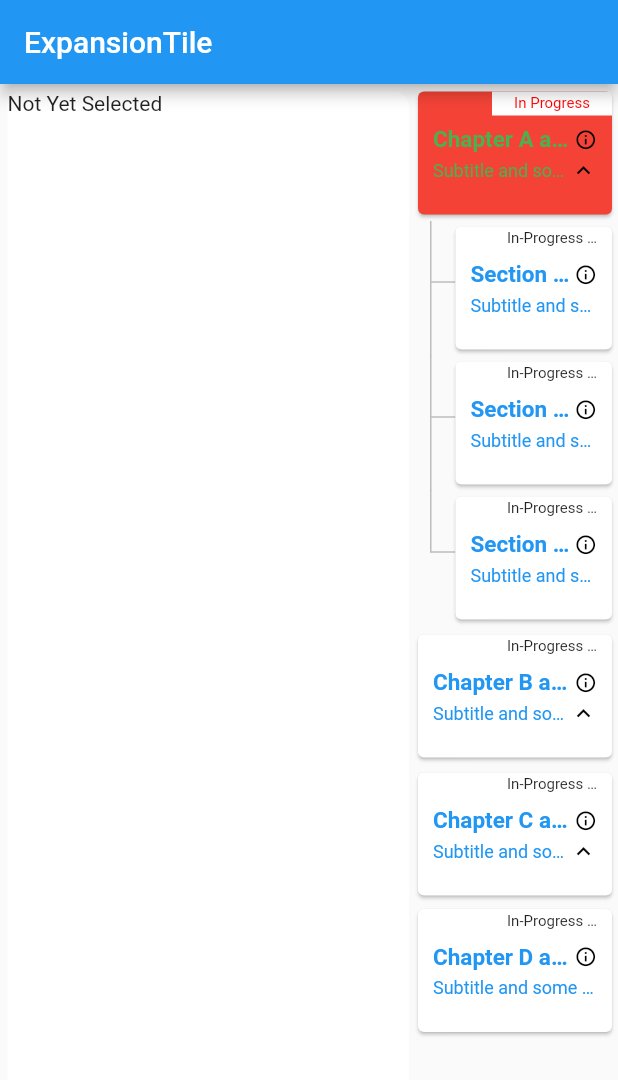
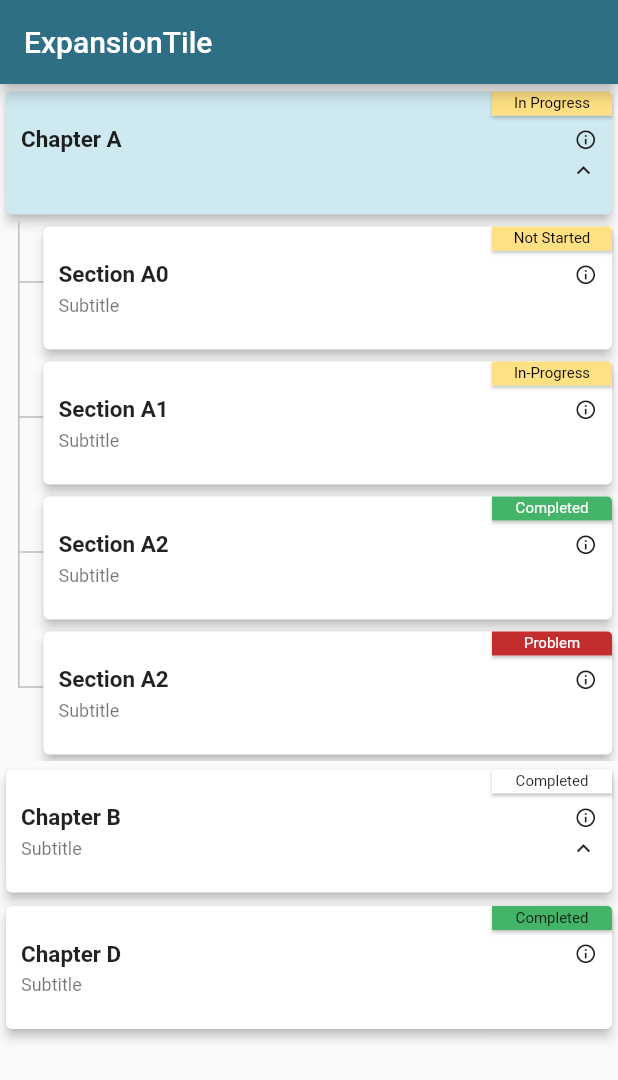
Before and after one commit to zubairehman/DismissibleExpandedList, a Flutter app: the screen it shows after launch, on a phone screen of 412 x 824 dp. Shown: the top 1080 px of the screen. Run offline on Flutter 3.47's test engine with Material 2 defaults, Android fonts, the phone set to English and light mode, and no system bars.

Commit message:
- refactored main.dart

```diff
--- a/example/lib/main.dart
+++ b/example/lib/main.dart
@@ -4,7 +4,16 @@ import 'package:example/mock.dart';
 import 'package:flutter/material.dart';
 
 void main() {
-  runApp(ExpansionTileSample());
+  runApp(MyApp());
+}
+
+class MyApp extends StatelessWidget {
+  @override
+  Widget build(BuildContext context) {
+    return new MaterialApp(
+      home: ExpansionTileSample(),
+    );
+  }
 }
 
 class ExpansionTileSample extends StatefulWidget {
@@ -23,45 +32,47 @@ class _ExpansionTileSampleState extends State<ExpansionTileSample> {
     return MaterialApp(
       home: Scaffold(
         appBar: AppBar(
+          backgroundColor: Color(0xFF2e6f85),
           title: const Text('ExpansionTile'),
         ),
-        body: Row(
-          children: <Widget>[
-            Expanded(
-              flex: 2,
-              child: Container(
-                margin: EdgeInsets.only(
-                    left: 5.0, top: 5.0, bottom: 5.0, right: 2.0),
-                height: double.infinity,
-                decoration: BoxDecoration(
-                    color: Colors.white,
-                    borderRadius: BorderRadius.circular(10.0)),
-                child: Text(title),
+        body: Material(
+          child: MediaQuery.of(context).orientation == Orientation.landscape
+              ? Row(
+                  children: <Widget>[_buildLeftSide(), _buildRightSide()],
+                )
+              : Row(
+                  children: <Widget>[_buildRightSide()],
                 ),
         ),
-            Expanded(
+      ),
+    );
+  }
+
+  Widget _buildRightSide() {
+    return Expanded(
       flex: 1,
       child: ListView.builder(
         itemBuilder: (BuildContext context, int index) =>
             DismissibleExpandableList(
           parentIndex: index,
           entry: list[index],
+          elevation: 3.0,
           titleStyle: TextStyle(
             fontSize: 15.0,
             fontWeight: FontWeight.bold,
-                    color: Colors.blue,
+            color: Colors.black87,
           ),
           titleSelectedStyle: TextStyle(
             fontSize: 15.0,
             fontWeight: FontWeight.bold,
-                    color: Colors.green,
+            color: Colors.black87,
           ),
           subTitleStyle: TextStyle(
-                    color: Colors.blue,
+            color: Colors.black54,
             fontSize: 12.0,
           ),
           subTitleSelectedStyle: TextStyle(
-                    color: Colors.green,
+            color: Colors.black54,
             fontSize: 12.0,
           ),
           removeTileOnDismiss: false,
@@ -75,28 +86,39 @@ class _ExpansionTileSampleState extends State<ExpansionTileSample> {
           leftSwipeColor: Colors.red,
           lineColor: Colors.grey[400],
           badgeWidth: 80.0,
-                  selectionColor: Colors.red,
+          iconColor: Colors.black87,
+          iconSelectedColor: Colors.black87,
+          selectionColor: Color(0xFFcee9f0),
           trailingIcon: Icons.info_outline,
-                  onItemClick: (parentIndex, childIndex) {
+          onItemClick: (parentIndex, childIndex, ExpandableListItem item) {
+            print('onItemClick called');
+
             setState(() {
               if (childIndex == -1) {
                 title = mockData[parentIndex].title;
                 selectedId = mockData[parentIndex].id;
               } else {
-                        selectedId =
-                            mockData[parentIndex].children[childIndex].id;
+                selectedId = mockData[parentIndex].children[childIndex].id;
 
-                        title =
-                            mockData[parentIndex].children[childIndex].title;
+                title = mockData[parentIndex].children[childIndex].title;
               }
             });
           },
         ),
         itemCount: mockData.length,
       ),
-            )
-          ],
-        ),
+    );
+  }
+
+  Widget _buildLeftSide() {
+    return Expanded(
+      flex: 2,
+      child: Container(
+        margin: EdgeInsets.only(left: 5.0, top: 5.0, bottom: 5.0, right: 2.0),
+        height: double.infinity,
+        decoration: BoxDecoration(
+            color: Colors.white, borderRadius: BorderRadius.circular(10.0)),
+        child: Text(title),
       ),
     );
   }
--- a/example/lib/mock.dart
+++ b/example/lib/mock.dart
@@ -7,32 +7,47 @@ final List<ExpandableListItem> mockData = <ExpandableListItem>[
   ExpandableListItem(
     id: '1',
     title: getTextWidget('Chapter A'),
-    subTitle: getTextWidget('Subtitle'),
+    subTitle: getTextWidget(''),
     selected: false,
     badgeText: 'In Progress',
-    badgeColor: Color(0xFFFFFFFF),
-    badgeTextColor: Color(0xFFFF0000),
+    badgeColor: Color(0xFFFFE082),
+    badgeTextColor: Color(0xFF000000),
     children: <ExpandableListItem>[
       ExpandableListItem(
         id: '1.1',
         title: getTextWidget('Section A0'),
         subTitle: getTextWidget('Subtitle'),
         selected: false,
-        badgeText: 'In-Progress Not Started',
+        badgeText: 'Not Started',
+        badgeColor: Color(0xFFFFE082),
+        badgeTextColor: Color(0xFF000000),
       ),
       ExpandableListItem(
         id: '1.2',
         title: getTextWidget('Section A1'),
         subTitle: getTextWidget('Subtitle'),
         selected: false,
-        badgeText: 'In-Progress Not Started',
+        badgeText: 'In-Progress',
+        badgeColor: Color(0xFFFFE082),
+        badgeTextColor: Color(0xFF000000),
       ),
       ExpandableListItem(
         id: '1.3',
         title: getTextWidget('Section A2'),
         subTitle: getTextWidget('Subtitle'),
         selected: false,
-        badgeText: 'In-Progress Not Started',
+        badgeText: 'Completed',
+        badgeColor: Color(0xFF44b468),
+        badgeTextColor: Color(0xFFFFFFFF),
+      ),
+      ExpandableListItem(
+        id: '1.3',
+        title: getTextWidget('Section A2'),
+        subTitle: getTextWidget('Subtitle'),
+        selected: false,
+        badgeText: 'Problem',
+        badgeColor: Color(0xFFc32d2e),
+        badgeTextColor: Color(0xFFFFFFFF),
       ),
     ],
   ),
@@ -41,53 +56,19 @@ final List<ExpandableListItem> mockData = <ExpandableListItem>[
     title: getTextWidget('Chapter B'),
     subTitle: getTextWidget('Subtitle'),
     selected: false,
-    badgeText: 'In-Progress Not Started',
-
+    badgeText: 'Completed',
     children: <ExpandableListItem>[
       ExpandableListItem(
         id: '2.1',
         title: getTextWidget('Section B0'),
         subTitle: getTextWidget('Subtitle'),
-        badgeText: 'In-Progress Not Started',
-
+        badgeText: 'In-Progress',
       ),
       ExpandableListItem(
         id: '2.2',
         title: getTextWidget('Section B1'),
         subTitle: getTextWidget('Subtitle'),
-        badgeText: 'In-Progress Not Started',
-
-      ),
-    ],
-  ),
-  ExpandableListItem(
-    id: '3',
-    title: getTextWidget('Chapter C'),
-    subTitle: getTextWidget('Subtitle'),
-    selected: false,
-    badgeText: 'In-Progress Not Started',
-
-    children: <ExpandableListItem>[
-      ExpandableListItem(
-        id: '3.1',
-        title: getTextWidget('Section C0'),
-        subTitle: getTextWidget('Subtitle'),
-        badgeText: 'In-Progress Not Started',
-
-      ),
-      ExpandableListItem(
-        id: '3.2',
-        title: getTextWidget('Section C1'),
-        subTitle: getTextWidget('Subtitle'),
-        badgeText: 'In-Progress Not Started',
-
-      ),
-      ExpandableListItem(
-        id: '3.3',
-        title: getTextWidget('Section C2'),
-        subTitle: getTextWidget('Subtitle'),
-        badgeText: 'In-Progress Not Started',
-
+        badgeText: 'Problem',
       ),
     ],
   ),
@@ -95,11 +76,12 @@ final List<ExpandableListItem> mockData = <ExpandableListItem>[
     id: '4',
     title: getTextWidget('Chapter D'),
     subTitle: getTextWidget('Subtitle'),
-    badgeText: 'In-Progress Not Started',
+    badgeText: 'Completed',
+    badgeColor: Color(0xFF44b468),
     children: <ExpandableListItem>[],
   ),
 ];
 
 String getTextWidget(String text) {
-  return text + ' and some more text';
+  return text;
 }
--- a/lib/dismissible_expanded_list.dart
+++ b/lib/dismissible_expanded_list.dart
@@ -9,9 +9,14 @@ import 'package:dismissible_expanded_list/utils/timeline/timeline_painter.dart';
 import 'package:dismissible_expanded_list/widgets/custom_expansion_tile.dart';
 
 // type defs:-------------------------------------------------------------------
-typedef void OnItemDismissed(int parentIndex, int childIndex,
-    DismissDirection onDismissed, bool removeTileOnDismiss);
-typedef void OnItemClick(int parentIndex, int childIndex);
+typedef void OnItemDismissed(
+    int parentIndex,
+    int childIndex,
+    DismissDirection onDismissed,
+    bool removeTileOnDismiss,
+    ExpandableListItem item);
+typedef void OnItemClick(
+    int parentIndex, int childIndex, ExpandableListItem item);
 
 // constants:-------------------------------------------------------------------
 const Duration _kExpand = Duration(milliseconds: 200);
@@ -20,6 +25,7 @@ class DismissibleExpandableList extends StatefulWidget {
   final int parentIndex;
   final double badgeWidth;
   final double infoIconSize;
+  final double elevation;
   final String selectedId;
   final bool removeTileOnDismiss;
   final bool allowBatchSwipe;
@@ -69,6 +75,7 @@ class DismissibleExpandableList extends StatefulWidget {
     this.badgeWidth = 60.0,
     this.backgroundColor = Colors.white,
     this.infoIconSize = 15.0,
+    this.elevation,
   }) {
     if (showInfoBadge) {
       assert(entry.badgeText != null);
@@ -188,14 +195,15 @@ class _DismissibleExpandableListState extends State<DismissibleExpandableList>
       // Provide a function that tells the app
       // what to do after an item has been swiped away.
       confirmDismiss: (direction) async {
-        widget.onItemDismissed(
-            parentIndex, childIndex, direction, widget.removeTileOnDismiss);
+        widget.onItemDismissed(parentIndex, childIndex, direction,
+            widget.removeTileOnDismiss, root);
         return widget.removeTileOnDismiss;
       },
       // Show a red background as the item is swiped away.
       background: Container(color: widget.rightSwipeColor),
       secondaryBackground: Container(color: widget.leftSwipeColor),
       child: Card(
+        elevation: widget.elevation,
         color: !widget.allowParentSelection && root.children.isNotEmpty
             ? widget.backgroundColor
             : root.id != null && root.id == widget.selectedId
@@ -217,7 +225,7 @@ class _DismissibleExpandableListState extends State<DismissibleExpandableList>
           title: _buildTitle(root),
           subtitle: _buildSubTitle(root),
           onTap: () {
-            widget.onItemClick(parentIndex, childIndex);
+            widget.onItemClick(parentIndex, childIndex, root);
 
             //only collapse if its a parent
             if (!root.id.contains('.') && root.children.isNotEmpty) {
@@ -233,6 +241,7 @@ class _DismissibleExpandableListState extends State<DismissibleExpandableList>
   Widget _buildListTileCard(
       ExpandableListItem root, int parentIndex, int childIndex) {
     return Card(
+      elevation: widget.elevation,
       color: !widget.allowParentSelection && root.children.isNotEmpty
           ? widget.backgroundColor
           : root.id != null && root.id == widget.selectedId
@@ -247,7 +256,7 @@ class _DismissibleExpandableListState extends State<DismissibleExpandableList>
             title: _buildTitle(root),
             subtitle: _buildSubTitle(root),
             onTap: () {
-              widget.onItemClick(parentIndex, childIndex);
+              widget.onItemClick(parentIndex, childIndex, root);
 
               //only collapse if its a parent
               if (!root.id.contains('.') && root.children.isNotEmpty) {
@@ -325,10 +334,14 @@ class _DismissibleExpandableListState extends State<DismissibleExpandableList>
   Widget _buildBadge(ExpandableListItem root) {
     return Align(
       alignment: Alignment.topRight,
+      child: Card(
+        margin: EdgeInsets.all(0.0),
+        shape: ContinuousRectangleBorder(),
         child: Container(
           width: widget.badgeWidth,
           decoration: BoxDecoration(
             borderRadius: BorderRadius.only(topRight: Radius.circular(3.0)),
+//          border: Border.all(color: Colors.grey[100]),
             color: root.badgeColor,
           ),
           padding: EdgeInsets.symmetric(horizontal: 8.0, vertical: 2.0),
@@ -339,6 +352,7 @@ class _DismissibleExpandableListState extends State<DismissibleExpandableList>
             overflow: TextOverflow.ellipsis,
             softWrap: false,
             style: TextStyle(fontSize: 10.0, color: root.badgeTextColor),
+          ),
         ),
       ),
     );
--- a/pubspec.yaml
+++ b/pubspec.yaml
@@ -1,6 +1,6 @@
 name: dismissible_expanded_list
 description: A Flutter package to provided dismissible and expanded list.
-version: 0.1.5
+version: 0.2.1
 author: Zubair Rehman <zubairehman.work@gmail.com>
 homepage: https://zubairehman-embrace@bitbucket.org/zubairehman-embrace/dismissibleexpandedlist.git
 
```
Also changed, not shown: example/pubspec.lock, pubspec.lock, 2 other files. Lines whose indentation alone changed are shown as unchanged.
